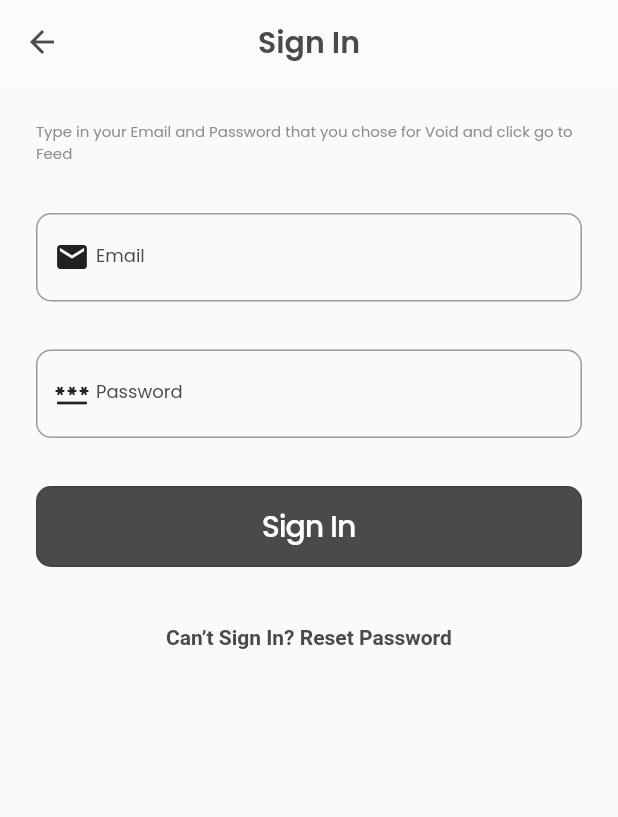
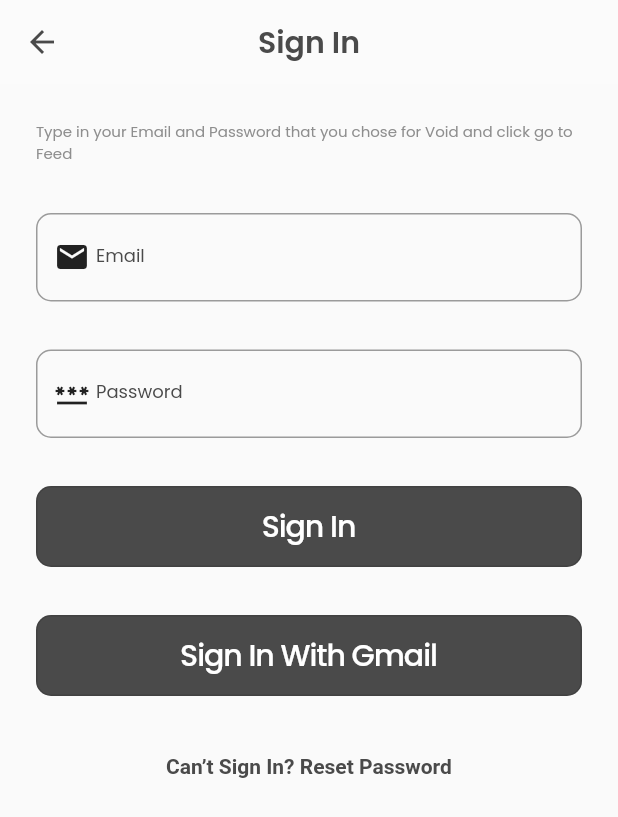
Before and after one commit to rebahozkoc/SocialMediaApp, a Flutter app: the SignIn screen opened directly, on a phone screen of 412 x 824 dp. Shown: the top 817 px of the screen. Run offline on Flutter 3.47's test engine with Material 2 defaults, Android fonts, the phone set to English and light mode, and no system bars; our stand-ins replace bloc, cached_network_image, dotted_border, email_validator, equatable, firebase_analytics and 11 more; accounts and stored records are empty; network calls fail.

Commit message:
gmail signin

```diff
--- a/lib/sign_in/view/sign_in_view.dart
+++ b/lib/sign_in/view/sign_in_view.dart
@@ -242,6 +242,32 @@ class _SignInState extends State<SignIn> {
                         ),
                       ),
                     ),
+                    Padding(
+                      padding: const EdgeInsets.all(16.0),
+                      child: OutlinedButton(
+                        onPressed: () async {
+                          dynamic user = await _auth.signInWithGoogle();
+                          if (user != null) {
+                            NavigationService.instance.navigateToPageClear(
+                                path: NavigationConstants.BOTTOM_BAR);
+                          }
+                          MyAnalytics.setLogEvent(email, pass);
+                          //print('Email: $email');
+                        },
+                        child: Padding(
+                          padding: const EdgeInsets.symmetric(vertical: 12.0),
+                          child: Text(
+                            'Sign In With Gmail',
+                            style: kButtonDarkTextStyle,
+                          ),
+                        ),
+                        style: OutlinedButton.styleFrom(
+                          shape: RoundedRectangleBorder(
+                              borderRadius: BorderRadius.circular(10.0)),
+                          backgroundColor: AppColors.primary,
+                        ),
+                      ),
+                    ),
                   ],
                 ),
               ),
--- a/lib/sign_up/view/sign_up_view.dart
+++ b/lib/sign_up/view/sign_up_view.dart
@@ -255,13 +255,11 @@ class _SignUpState extends State<SignUp> {
                           if (_formKey.currentState!.validate()) {
                             _formKey.currentState!.save();
                             await signupUser();
-                            print('Email: $email');
+                            NavigationService.instance.navigateToPageClear(
+                                path: NavigationConstants.BOTTOM_BAR);
                           } else {
                             _showDialog('Form Error', 'Your form is invalid');
                           }
-
-                          NavigationService.instance.navigateToPageClear(
-                              path: NavigationConstants.BOTTOM_BAR);
                         },
                         child: Padding(
                           padding: const EdgeInsets.symmetric(vertical: 12.0),
--- a/pubspec.yaml
+++ b/pubspec.yaml
@@ -52,7 +52,7 @@ dependencies:
   provider: ^6.0.0
   flutter_bloc: ^8.0.0
   equatable: ^2.0.3
-
+  google_sign_in: any
 dev_dependencies:
   flutter_test:
     sdk: flutter
```
Also changed, not shown: lib/util/authentication/auth.dart (+15 -0 lines), pubspec.lock, 2 other files.
